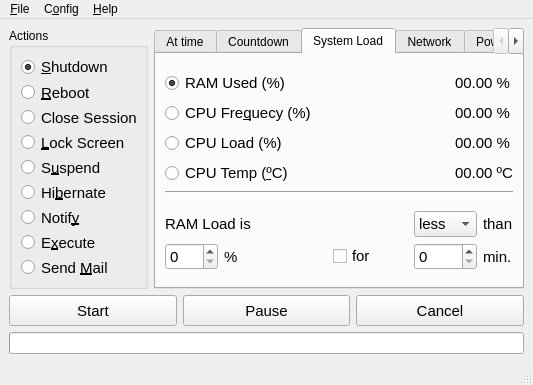
Before: the Qt Designer form ui/pycket.ui in Arg0s1080/pycket, drawn with Qt 5.
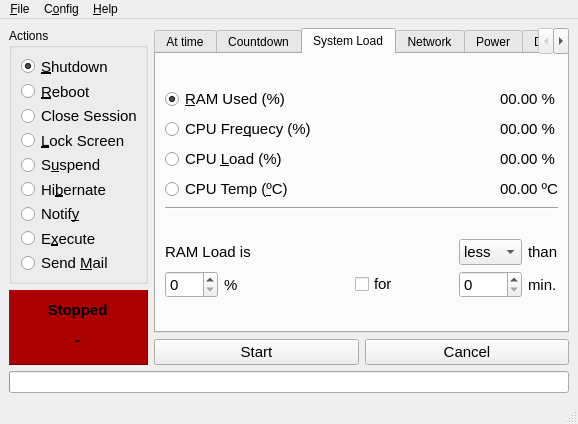
After: the same form once the commit is applied. The open tabs and pages were chosen to show the change.

Commit message: Add info panel

What changed in the file:
```diff
--- a/ui/pycket.ui
+++ b/ui/pycket.ui
@@ -6,8 +6,8 @@
    <rect>
     <x>0</x>
     <y>0</y>
-    <width>529</width>
-    <height>385</height>
+    <width>578</width>
+    <height>424</height>
    </rect>
   </property>
   <property name="windowTitle">
@@ -16,15 +16,34 @@
   <widget class="QWidget" name="centralwidget">
    <layout class="QGridLayout" name="gridLayout_2">
     <item row="0" column="0">
-     <layout class="QGridLayout" name="gridLayout">
-      <item row="0" column="0">
+     <layout class="QVBoxLayout" name="verticalLayout_6">
+      <property name="sizeConstraint">
+       <enum>QLayout::SetMaximumSize</enum>
+      </property>
+      <item>
+       <layout class="QHBoxLayout" name="horizontalLayout">
+        <item>
+         <layout class="QVBoxLayout" name="verticalLayout_4">
+          <item>
        <widget class="QGroupBox" name="groupBoxActions">
+            <property name="sizePolicy">
+             <sizepolicy hsizetype="Preferred" vsizetype="Expanding">
+              <horstretch>0</horstretch>
+              <verstretch>0</verstretch>
+             </sizepolicy>
+            </property>
         <property name="minimumSize">
          <size>
           <width>139</width>
           <height>240</height>
          </size>
         </property>
+            <property name="maximumSize">
+             <size>
+              <width>240</width>
+              <height>16777215</height>
+             </size>
+            </property>
         <property name="locale">
          <locale language="English" country="UnitedStates"/>
         </property>
@@ -206,105 +225,85 @@
         <zorder>radioButtonCloseSesion</zorder>
        </widget>
       </item>
-      <item row="1" column="0" colspan="2">
-       <layout class="QHBoxLayout" name="horizontalLayout">
         <item>
-         <widget class="QPushButton" name="pushButtonStart">
-          <property name="sizePolicy">
-           <sizepolicy hsizetype="Minimum" vsizetype="Preferred">
-            <horstretch>0</horstretch>
-            <verstretch>0</verstretch>
-           </sizepolicy>
-          </property>
+           <widget class="QFrame" name="frame">
           <property name="minimumSize">
            <size>
-            <width>0</width>
-            <height>31</height>
-           </size>
-          </property>
-          <property name="font">
-           <font>
-            <pointsize>11</pointsize>
-           </font>
-          </property>
-          <property name="locale">
-           <locale language="English" country="UnitedStates"/>
-          </property>
-          <property name="text">
-           <string>Start</string>
-          </property>
-          <property name="autoDefault">
-           <bool>true</bool>
-          </property>
-          <property name="default">
-           <bool>false</bool>
-          </property>
-         </widget>
-        </item>
-        <item>
-         <widget class="QPushButton" name="pushButtonPause">
-          <property name="sizePolicy">
-           <sizepolicy hsizetype="Minimum" vsizetype="Preferred">
-            <horstretch>0</horstretch>
-            <verstretch>0</verstretch>
-           </sizepolicy>
-          </property>
+              <width>139</width>
+              <height>75</height>
+             </size>
+            </property>
+            <property name="maximumSize">
+             <size>
+              <width>240</width>
+              <height>16777215</height>
+             </size>
+            </property>
+            <property name="styleSheet">
+             <string notr="true">background-color: rgb(170, 0, 0);</string>
+            </property>
+            <property name="frameShape">
+             <enum>QFrame::Panel</enum>
+            </property>
+            <property name="frameShadow">
+             <enum>QFrame::Raised</enum>
+            </property>
+            <widget class="QLabel" name="labelState">
+             <property name="geometry">
+              <rect>
+               <x>3</x>
+               <y>10</y>
+               <width>131</width>
+               <height>20</height>
+              </rect>
+             </property>
           <property name="font">
            <font>
             <pointsize>11</pointsize>
-           </font>
-          </property>
-          <property name="locale">
-           <locale language="English" country="UnitedStates"/>
-          </property>
+               <weight>75</weight>
+               <bold>true</bold>
+              </font>
+             </property>
           <property name="text">
-           <string>Pause</string>
-          </property>
-         </widget>
-        </item>
-        <item>
-         <widget class="QPushButton" name="pushButtonCancel">
-          <property name="sizePolicy">
-           <sizepolicy hsizetype="Minimum" vsizetype="Preferred">
-            <horstretch>0</horstretch>
-            <verstretch>0</verstretch>
-           </sizepolicy>
+              <string>Stopped</string>
+             </property>
+             <property name="alignment">
+              <set>Qt::AlignCenter</set>
+             </property>
+            </widget>
+            <widget class="QLabel" name="labelData">
+             <property name="geometry">
+              <rect>
+               <x>3</x>
+               <y>40</y>
+               <width>131</width>
+               <height>20</height>
+              </rect>
           </property>
           <property name="font">
            <font>
             <pointsize>11</pointsize>
-           </font>
-          </property>
-          <property name="locale">
-           <locale language="English" country="UnitedStates"/>
-          </property>
+               <weight>75</weight>
+               <bold>true</bold>
+              </font>
+             </property>
           <property name="text">
-           <string>Cancel</string>
-          </property>
+              <string>-</string>
+             </property>
+             <property name="alignment">
+              <set>Qt::AlignCenter</set>
+             </property>
+            </widget>
          </widget>
         </item>
        </layout>
       </item>
-      <item row="2" column="0" colspan="2">
-       <widget class="QProgressBar" name="progressBar">
-        <property name="layoutDirection">
-         <enum>Qt::LeftToRight</enum>
-        </property>
-        <property name="locale">
-         <locale language="Spanish" country="Spain"/>
-        </property>
-        <property name="value">
-         <number>0</number>
-        </property>
-        <property name="textVisible">
-         <bool>false</bool>
-        </property>
-        <property name="textDirection">
-         <enum>QProgressBar::TopToBottom</enum>
-        </property>
-       </widget>
-      </item>
-      <item row="0" column="1">
+        <item>
+         <layout class="QGridLayout" name="gridLayout">
+          <property name="sizeConstraint">
+           <enum>QLayout::SetMaximumSize</enum>
+          </property>
+          <item row="0" column="0" colspan="2">
        <widget class="QTabWidget" name="tabWidget">
         <property name="minimumSize">
          <size>
@@ -690,7 +689,7 @@
                <locale language="English" country="UnitedStates"/>
               </property>
               <property name="text">
-               <string>RAM Used (%)</string>
+                   <string>&amp;RAM Used (%)</string>
               </property>
               <property name="checked">
                <bool>true</bool>
@@ -791,7 +790,7 @@
                <locale language="English" country="UnitedStates"/>
               </property>
               <property name="text">
-               <string>CPU Load (%)</string>
+                   <string>CPU &amp;Load (%)</string>
               </property>
               <attribute name="buttonGroup">
                <string notr="true">buttonGroupSystemLoad</string>
@@ -2102,6 +2101,71 @@
         </widget>
        </widget>
       </item>
+          <item row="1" column="0">
+           <widget class="QPushButton" name="pushButtonStart">
+            <property name="sizePolicy">
+             <sizepolicy hsizetype="Expanding" vsizetype="Preferred">
+              <horstretch>0</horstretch>
+              <verstretch>0</verstretch>
+             </sizepolicy>
+            </property>
+            <property name="font">
+             <font>
+              <pointsize>11</pointsize>
+             </font>
+            </property>
+            <property name="locale">
+             <locale language="English" country="UnitedStates"/>
+            </property>
+            <property name="text">
+             <string>Start</string>
+            </property>
+           </widget>
+          </item>
+          <item row="1" column="1">
+           <widget class="QPushButton" name="pushButtonCancel">
+            <property name="sizePolicy">
+             <sizepolicy hsizetype="Expanding" vsizetype="Preferred">
+              <horstretch>0</horstretch>
+              <verstretch>0</verstretch>
+             </sizepolicy>
+            </property>
+            <property name="font">
+             <font>
+              <pointsize>11</pointsize>
+             </font>
+            </property>
+            <property name="locale">
+             <locale language="English" country="UnitedStates"/>
+            </property>
+            <property name="text">
+             <string>Cancel</string>
+            </property>
+           </widget>
+          </item>
+         </layout>
+        </item>
+       </layout>
+      </item>
+      <item>
+       <widget class="QProgressBar" name="progressBar">
+        <property name="layoutDirection">
+         <enum>Qt::LeftToRight</enum>
+        </property>
+        <property name="locale">
+         <locale language="Spanish" country="Spain"/>
+        </property>
+        <property name="value">
+         <number>0</number>
+        </property>
+        <property name="textVisible">
+         <bool>false</bool>
+        </property>
+        <property name="textDirection">
+         <enum>QProgressBar::TopToBottom</enum>
+        </property>
+       </widget>
+      </item>
      </layout>
     </item>
    </layout>
@@ -2111,7 +2175,7 @@
     <rect>
      <x>0</x>
      <y>0</y>
-     <width>529</width>
+     <width>578</width>
      <height>30</height>
     </rect>
    </property>
```
Left out of the diff: 42 changed lines with no effect on the pictures. Lines whose indentation alone changed are shown as unchanged. The commit also changes 1 other file.
